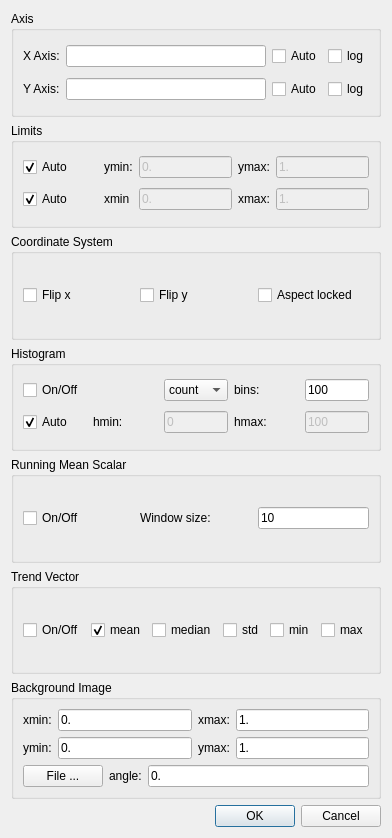
Old version of the form src/interface/ui/line_plot_settings.ui in the repository FXIhub/hummingbird.
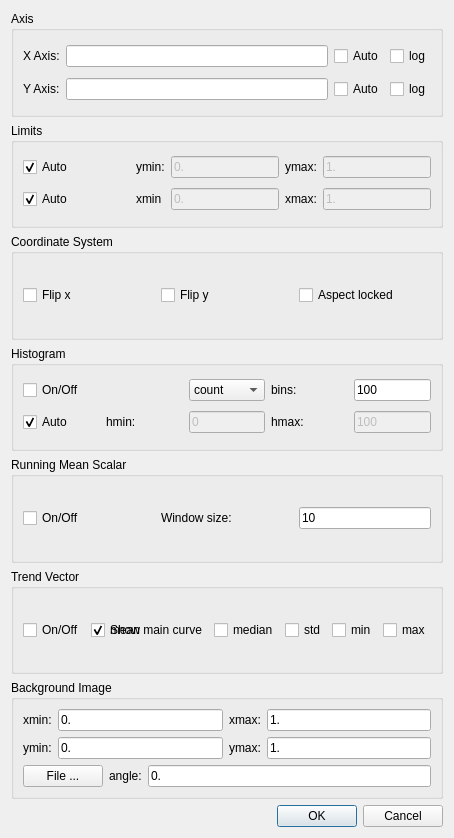
New version of the form.

Commit message: Experimental support for hiding main data plot for only trending

```diff
--- a/src/interface/ui/line_plot_settings.ui
+++ b/src/interface/ui/line_plot_settings.ui
@@ -503,6 +503,16 @@
         </property>
        </widget>
       </item>
+       <item row="0" column="1">
+         <widget class="QCheckBox" name="showMainLine">
+           <property name="text">
+             <string>Show main curve</string>
+           </property>
+           <property name="checked">
+             <bool>true</bool>
+           </property>
+         </widget>
+       </item>
      </layout>
     </widget>
    </item>
```
The commit also changes 2 other files.
